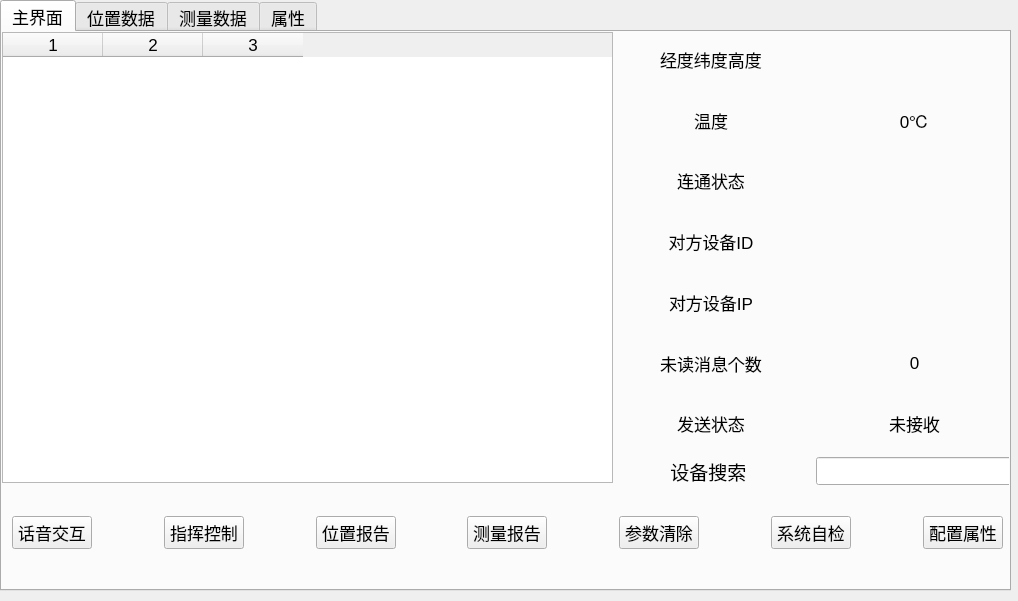
413180794/EPLRS_station, file UI/mainWindow.ui: the form before one commit.
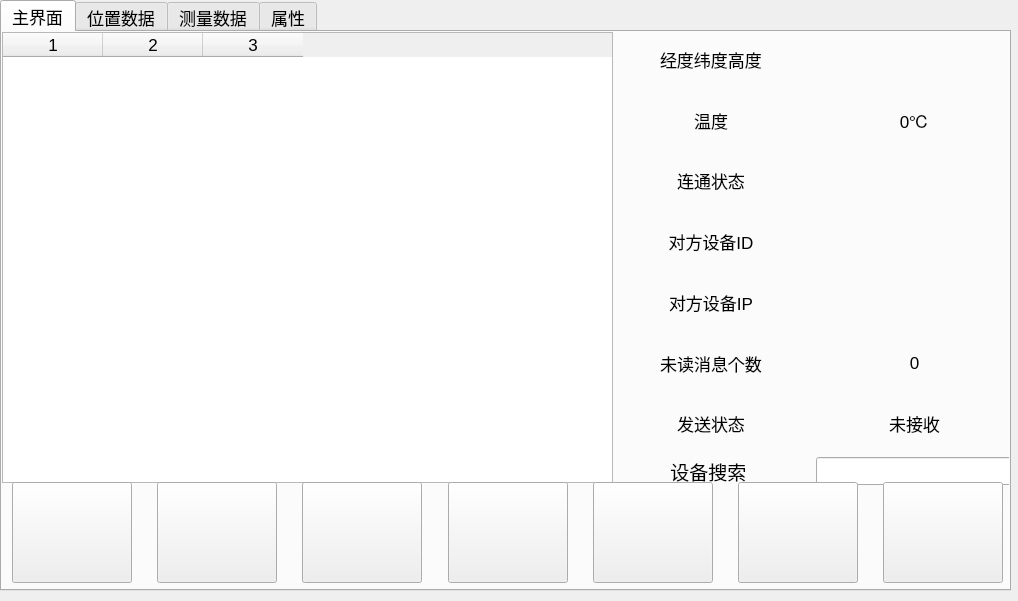
The form after the commit. The open tabs and pages were chosen to show the change. Icons and pictures are not drawn.

What changed in the file:
```diff
--- a/UI/mainWindow.ui
+++ b/UI/mainWindow.ui
@@ -318,8 +318,23 @@
        </item>
        <item>
         <widget class="QPushButton" name="start_voice_button">
+         <property name="sizePolicy">
+          <sizepolicy hsizetype="Minimum" vsizetype="Preferred">
+           <horstretch>0</horstretch>
+           <verstretch>0</verstretch>
+          </sizepolicy>
+         </property>
+         <property name="minimumSize">
+          <size>
+           <width>120</width>
+           <height>0</height>
+          </size>
+         </property>
+         <property name="styleSheet">
+          <string notr="true">border-image: url(:/resource/button_hui_audio.png);</string>
+         </property>
          <property name="text">
-          <string>话音交互</string>
+          <string/>
          </property>
         </widget>
        </item>
@@ -338,8 +353,23 @@
        </item>
        <item>
         <widget class="QPushButton" name="send_file_button">
+         <property name="sizePolicy">
+          <sizepolicy hsizetype="Minimum" vsizetype="Preferred">
+           <horstretch>0</horstretch>
+           <verstretch>0</verstretch>
+          </sizepolicy>
+         </property>
+         <property name="minimumSize">
+          <size>
+           <width>120</width>
+           <height>0</height>
+          </size>
+         </property>
+         <property name="styleSheet">
+          <string notr="true">border-image: url(:/resource/button_hui_zhihui.png);</string>
+         </property>
          <property name="text">
-          <string>指挥控制</string>
+          <string/>
          </property>
         </widget>
        </item>
@@ -358,8 +388,23 @@
        </item>
        <item>
         <widget class="QPushButton" name="send_position_button">
+         <property name="sizePolicy">
+          <sizepolicy hsizetype="Minimum" vsizetype="Preferred">
+           <horstretch>0</horstretch>
+           <verstretch>0</verstretch>
+          </sizepolicy>
+         </property>
+         <property name="minimumSize">
+          <size>
+           <width>120</width>
+           <height>0</height>
+          </size>
+         </property>
+         <property name="styleSheet">
+          <string notr="true">border-image: url(:/resource/button_hui_weizhi.png);</string>
+         </property>
          <property name="text">
-          <string>位置报告</string>
+          <string/>
          </property>
         </widget>
        </item>
@@ -378,8 +423,23 @@
        </item>
        <item>
         <widget class="QPushButton" name="send_measure_button">
+         <property name="sizePolicy">
+          <sizepolicy hsizetype="Minimum" vsizetype="Preferred">
+           <horstretch>0</horstretch>
+           <verstretch>0</verstretch>
+          </sizepolicy>
+         </property>
+         <property name="minimumSize">
+          <size>
+           <width>120</width>
+           <height>0</height>
+          </size>
+         </property>
+         <property name="styleSheet">
+          <string notr="true">border-image: url(:/resource/button_hui_celiang.png);</string>
+         </property>
          <property name="text">
-          <string>测量报告</string>
+          <string/>
          </property>
         </widget>
        </item>
@@ -398,8 +458,23 @@
        </item>
        <item>
         <widget class="QPushButton" name="clear_device_button">
+         <property name="sizePolicy">
+          <sizepolicy hsizetype="Minimum" vsizetype="Preferred">
+           <horstretch>0</horstretch>
+           <verstretch>0</verstretch>
+          </sizepolicy>
+         </property>
+         <property name="minimumSize">
+          <size>
+           <width>120</width>
+           <height>0</height>
+          </size>
+         </property>
+         <property name="styleSheet">
+          <string notr="true">border-image: url(:/resource/button_hui_canshu.png);</string>
+         </property>
          <property name="text">
-          <string>参数清除</string>
+          <string/>
          </property>
         </widget>
        </item>
@@ -418,8 +493,23 @@
        </item>
        <item>
         <widget class="QPushButton" name="system_check_button">
+         <property name="sizePolicy">
+          <sizepolicy hsizetype="Minimum" vsizetype="Preferred">
+           <horstretch>0</horstretch>
+           <verstretch>0</verstretch>
+          </sizepolicy>
+         </property>
+         <property name="minimumSize">
+          <size>
+           <width>120</width>
+           <height>0</height>
+          </size>
+         </property>
+         <property name="styleSheet">
+          <string notr="true">border-image: url(:/resource/button_hui_zijian.png);</string>
+         </property>
          <property name="text">
-          <string>系统自检</string>
+          <string/>
          </property>
         </widget>
        </item>
@@ -438,8 +528,23 @@
        </item>
        <item>
         <widget class="QPushButton" name="set_property_button">
+         <property name="sizePolicy">
+          <sizepolicy hsizetype="Minimum" vsizetype="Preferred">
+           <horstretch>0</horstretch>
+           <verstretch>0</verstretch>
+          </sizepolicy>
+         </property>
+         <property name="minimumSize">
+          <size>
+           <width>120</width>
+           <height>0</height>
+          </size>
+         </property>
+         <property name="styleSheet">
+          <string notr="true">border-image: url(:/resource/button_hui_peizhi.png);</string>
+         </property>
          <property name="text">
-          <string>配置属性</string>
+          <string/>
          </property>
         </widget>
        </item>
```
Left out of the diff: 23 changed lines with no effect on the pictures.
